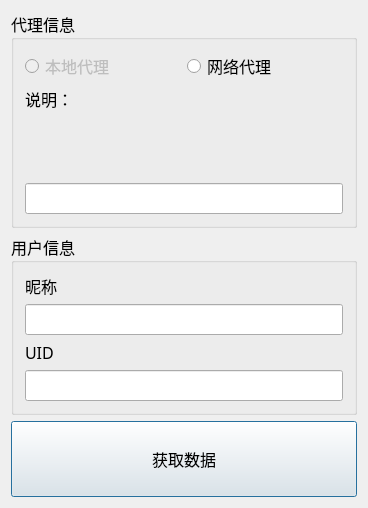
Before: the Qt Designer form ChipDataWindow/GetChipWindow.ui in xxzl0130/CodeX, drawn with Qt 5.
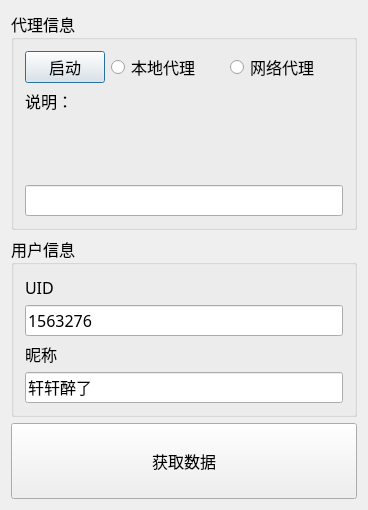
After: the same form once the commit is applied.

What changed in the file:
```diff
--- a/ChipDataWindow/GetChipWindow.ui
+++ b/ChipDataWindow/GetChipWindow.ui
@@ -7,7 +7,7 @@
     <x>0</x>
     <y>0</y>
     <width>368</width>
-    <height>387</height>
+    <height>391</height>
    </rect>
   </property>
   <property name="sizePolicy">
@@ -38,6 +38,20 @@
       <string>用户信息</string>
      </property>
      <layout class="QVBoxLayout" name="verticalLayout">
+      <item>
+       <widget class="QLabel" name="label_3">
+        <property name="text">
+         <string>UID</string>
+        </property>
+       </widget>
+      </item>
+      <item>
+       <widget class="QLineEdit" name="uidLineEdit">
+        <property name="text">
+         <string>1563276</string>
+        </property>
+       </widget>
+      </item>
       <item>
        <widget class="QLabel" name="label_2">
         <property name="text">
@@ -51,35 +65,44 @@
          <string/>
         </property>
         <property name="text">
-         <string/>
+         <string>轩轩醉了</string>
         </property>
        </widget>
       </item>
-      <item>
-       <widget class="QLabel" name="label_3">
-        <property name="text">
-         <string>UID</string>
-        </property>
-       </widget>
-      </item>
-      <item>
-       <widget class="QLineEdit" name="uidLineEdit"/>
-      </item>
      </layout>
     </widget>
    </item>
    <item row="0" column="0">
     <widget class="QGroupBox" name="groupBox">
+     <property name="sizePolicy">
+      <sizepolicy hsizetype="Preferred" vsizetype="Preferred">
+       <horstretch>0</horstretch>
+       <verstretch>0</verstretch>
+      </sizepolicy>
+     </property>
      <property name="title">
       <string>代理信息</string>
      </property>
      <layout class="QGridLayout" name="gridLayout_2">
       <item row="0" column="0" colspan="2">
        <layout class="QHBoxLayout" name="horizontalLayout">
+        <item>
+         <widget class="QPushButton" name="startLocalPushButton">
+          <property name="text">
+           <string>启动</string>
+          </property>
+         </widget>
+        </item>
         <item>
          <widget class="QRadioButton" name="localProxyRadioButton">
           <property name="enabled">
-           <bool>false</bool>
+           <bool>true</bool>
+          </property>
+          <property name="sizePolicy">
+           <sizepolicy hsizetype="Expanding" vsizetype="Fixed">
+            <horstretch>0</horstretch>
+            <verstretch>0</verstretch>
+           </sizepolicy>
           </property>
           <property name="text">
            <string>本地代理</string>
@@ -88,6 +111,12 @@
         </item>
         <item>
          <widget class="QRadioButton" name="netProxyRadioButton">
+          <property name="sizePolicy">
+           <sizepolicy hsizetype="Expanding" vsizetype="Fixed">
+            <horstretch>0</horstretch>
+            <verstretch>0</verstretch>
+           </sizepolicy>
+          </property>
           <property name="text">
            <string>网络代理</string>
           </property>
```
